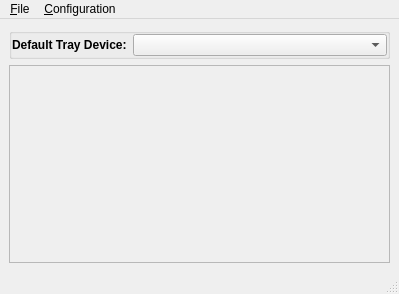
The window that src-qt5/pc-mixer/MixerGUI.ui (trueos/pcbsd) describes before a commit, drawn with Qt 5.
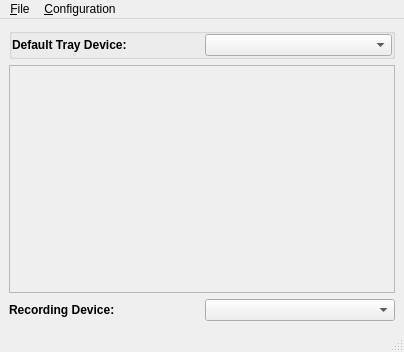
The same window after the commit. Icons and pictures are not drawn.

Commit message: Add the ability to get/set the recording device within pc-mixer.

```diff
--- a/src-qt5/pc-mixer/MixerGUI.ui
+++ b/src-qt5/pc-mixer/MixerGUI.ui
@@ -6,8 +6,8 @@
    <rect>
     <x>0</x>
     <y>0</y>
-    <width>399</width>
-    <height>294</height>
+    <width>404</width>
+    <height>352</height>
    </rect>
   </property>
   <property name="windowTitle">
@@ -18,16 +18,31 @@
     <item>
      <widget class="QGroupBox" name="group_tray">
       <property name="title">
-       <string/>
+       <string notr="true"/>
+      </property>
+      <property name="alignment">
+       <set>Qt::AlignLeading|Qt::AlignLeft|Qt::AlignTop</set>
       </property>
       <property name="flat">
        <bool>true</bool>
       </property>
-      <layout class="QFormLayout" name="formLayout">
-       <property name="margin">
+      <layout class="QHBoxLayout" name="horizontalLayout">
+       <property name="spacing">
+        <number>5</number>
+       </property>
+       <property name="leftMargin">
         <number>0</number>
        </property>
-       <item row="0" column="0">
+       <property name="topMargin">
+        <number>0</number>
+       </property>
+       <property name="rightMargin">
+        <number>0</number>
+       </property>
+       <property name="bottomMargin">
+        <number>0</number>
+       </property>
+       <item>
         <widget class="QLabel" name="label">
          <property name="font">
           <font>
@@ -40,7 +55,7 @@
          </property>
         </widget>
        </item>
-       <item row="0" column="1">
+       <item>
         <widget class="QComboBox" name="combo_default"/>
        </item>
       </layout>
@@ -56,13 +71,33 @@
         <rect>
          <x>0</x>
          <y>0</y>
-         <width>383</width>
-         <height>207</height>
+         <width>386</width>
+         <height>215</height>
         </rect>
        </property>
       </widget>
      </widget>
     </item>
+    <item>
+     <layout class="QHBoxLayout" name="horizontalLayout_2">
+      <item>
+       <widget class="QLabel" name="label_2">
+        <property name="font">
+         <font>
+          <weight>75</weight>
+          <bold>true</bold>
+         </font>
+        </property>
+        <property name="text">
+         <string>Recording Device:</string>
+        </property>
+       </widget>
+      </item>
+      <item>
+       <widget class="QComboBox" name="combo_record"/>
+      </item>
+     </layout>
+    </item>
    </layout>
   </widget>
   <widget class="QMenuBar" name="menubar">
@@ -70,8 +105,8 @@
     <rect>
      <x>0</x>
      <y>0</y>
-     <width>399</width>
-     <height>20</height>
+     <width>404</width>
+     <height>18</height>
     </rect>
    </property>
    <widget class="QMenu" name="menuFile">
```
The commit also changes 3 other files.
